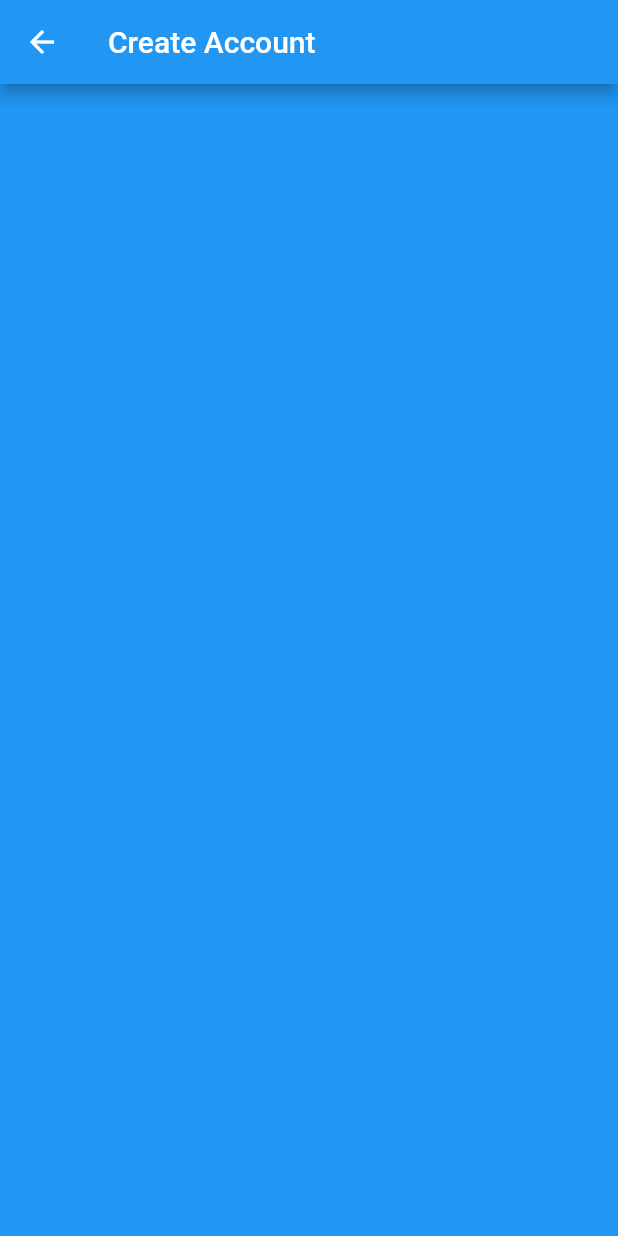
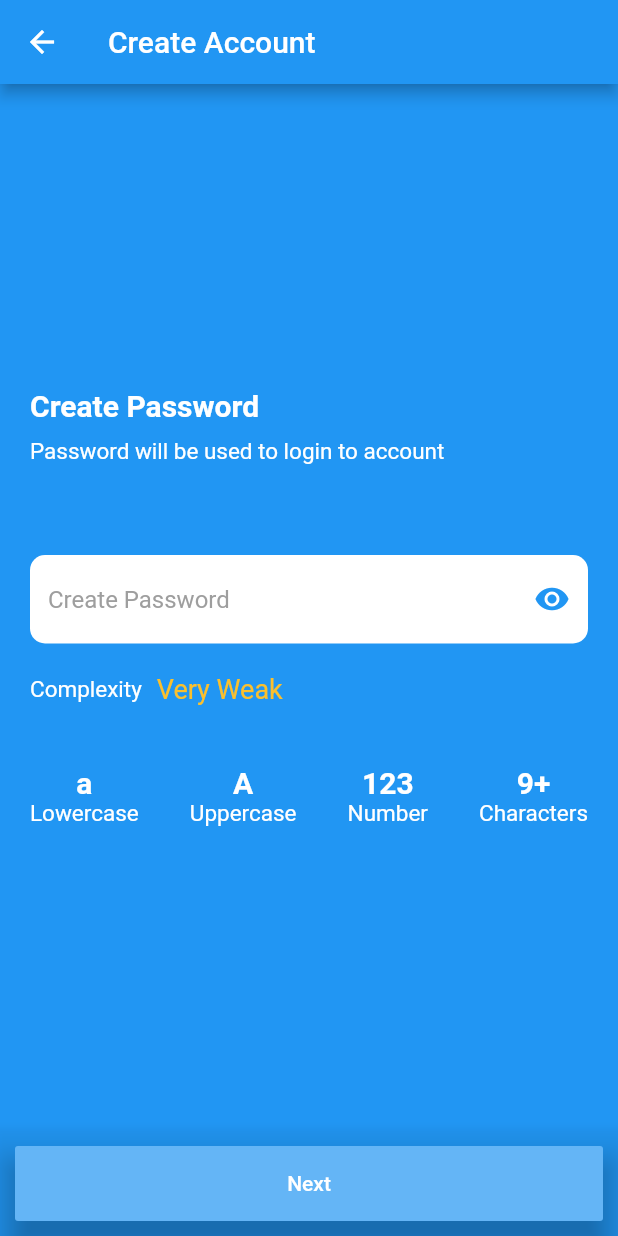
Before and after one commit to samm021/dkatalis-flutter-test, a Flutter app: the screen it shows after launch, after a tap on "Next", on a phone screen of 412 x 824 dp. Run offline on Flutter 3.47's test engine with Material 2 defaults, Android fonts, the phone set to English and light mode, and no system bars; Roboto replaces fonts that are missing (Spartan MB).

Commit message:
password screen functional

```diff
--- a/ginfinans/lib/main.dart
+++ b/ginfinans/lib/main.dart
@@ -7,7 +7,6 @@ class MyApp extends StatelessWidget {
   @override
   Widget build(BuildContext context) {
     return MaterialApp(
-      theme: ThemeData.light(),
       home: EmailScreen(),
     );
   }
--- a/ginfinans/lib/screens/email_screen.dart
+++ b/ginfinans/lib/screens/email_screen.dart
@@ -25,17 +25,19 @@ class _EmailScreenState extends State<EmailScreen> {
                   ),
                 );
               },
-              color: Colors.blue,
+              textColor: Colors.white,
+              color: Colors.blue[300],
               child: Text('Next')
           ),
         ),
       ),
       backgroundColor: Colors.grey[100],
-      body: SingleChildScrollView(
+      body: Center(
+        child: SingleChildScrollView(
           child: Column(
               children: [
                 Container(
-                  margin: EdgeInsets.only(top: 160.0, left: 20.0, right: 20.0),
+                    margin: EdgeInsets.only(left: 20.0, right: 20.0),
                     child: Column(
                       children: <Widget>[
                         Text('Welcome to Gin '
@@ -54,7 +56,11 @@ class _EmailScreenState extends State<EmailScreen> {
                         height: 10.0,
                         ),
                         Container(
-                        margin: EdgeInsets.all(20.0),
+                          decoration: BoxDecoration(
+                            color: Colors.white,
+                            borderRadius: BorderRadius.circular(10.0)
+                          ),
+                          padding: EdgeInsets.all(20.0),
                           child: TextField(
                             decoration: kEmailInputDecoration,
                           ),
@@ -65,6 +71,7 @@ class _EmailScreenState extends State<EmailScreen> {
               ]
           ),
         ),
+      ),
     );
   }
 }
--- a/ginfinans/lib/screens/password_screen.dart
+++ b/ginfinans/lib/screens/password_screen.dart
@@ -1,4 +1,6 @@
 import 'package:flutter/material.dart';
+import 'package:ginfinans/screens/personal_info_screen.dart';
+import 'package:ginfinans/utils/constants.dart';
 
 class PasswordScreen extends StatefulWidget {
   @override
@@ -13,8 +15,125 @@ class _PasswordScreenState extends State<PasswordScreen> {
       appBar: AppBar(
         title: Text('Create Account')
       ),
-      body: Container(
-
+        bottomNavigationBar: BottomAppBar(
+          color: Colors.transparent,
+          child: Container(
+            height: 70.0,
+            padding: EdgeInsets.all(10.0),
+            child: FlatButton(
+                onPressed: () {
+                  Navigator.push(
+                    context,
+                    MaterialPageRoute(
+                        builder: (context) => PersonalInfoScreen()
+                    ),
+                  );
+                },
+                color: Colors.blue[300],
+                textColor: Colors.white,
+                child: Text('Next')
+            ),
+          ),
+        ),
+      body: Center(
+        child: SingleChildScrollView(
+          child: Column(
+              children: [
+                Container(
+                  margin: EdgeInsets.only(left: 20.0, right: 20.0),
+                  child: Column(
+                    crossAxisAlignment: CrossAxisAlignment.start,
+                    children: <Widget>[
+                      Text('Create Password',
+                        style: kPasswordScreenHeaderStyle,
+                      ),
+                      SizedBox(
+                        height: 10.0,
+                      ),
+                      Text('Password will be used to login to account',
+                        style: kPasswordScreenBodyStyle,
+                      ),
+                      SizedBox(
+                        height: 60.0,
+                      ),
+                      Container(
+                        child: TextField(
+                          decoration: kPasswordInputDecoration,
+                          obscureText: true,
+                          enableSuggestions: false,
+                          autocorrect: false,
+                        ),
+                      ),
+                      SizedBox(
+                        height: 20.0,
+                      ),
+                      Row(
+                        children: [
+                          Text('Complexity',
+                          style: kPasswordScreenBodyStyle,
+                          ),
+                          SizedBox(
+                            width: 10.0,
+                          ),
+                          Text('Very Weak',
+                            style: kPasswordScreenComplexityStyle,
+                          )
+                        ],
+                      ),
+                      SizedBox(
+                        height: 40.0,
+                      ),
+                      Row(
+                        mainAxisAlignment: MainAxisAlignment.spaceBetween,
+                        children: [
+                          Column(
+                            children: [
+                              Text('a',
+                              style: kPasswordScreenHeaderStyle,
+                              ),
+                              Text('Lowercase',
+                              style: kPasswordScreenBodyStyle,
+                              )
+                            ],
+                          ),
+                          Column(
+                            children: [
+                              Text('A',
+                                style: kPasswordScreenHeaderStyle,
+                              ),
+                              Text('Uppercase',
+                                style: kPasswordScreenBodyStyle,
+                              )
+                            ],
+                          ),
+                          Column(
+                            children: [
+                              Text('123',
+                                style: kPasswordScreenHeaderStyle,
+                              ),
+                              Text('Number',
+                                style: kPasswordScreenBodyStyle,
+                              )
+                            ],
+                          ),
+                          Column(
+                            children: [
+                              Text('9+',
+                                style: kPasswordScreenHeaderStyle,
+                              ),
+                              Text('Characters',
+                                style: kPasswordScreenBodyStyle,
+                              )
+                            ],
+                          )
+                        ],
+                      )
+                    ],
+                  ),
+                ),
+              ]
+          ),
+        ),
       ),
     );
   }
--- a/ginfinans/lib/utils/constants.dart
+++ b/ginfinans/lib/utils/constants.dart
@@ -2,18 +2,37 @@ import 'package:flutter/material.dart';
 
 const kHeaderTextStyle = TextStyle(
   fontFamily: 'Spartan MB',
-  fontSize: 60.0,
+  fontSize: 40.0,
   fontWeight: FontWeight.bold
 );
 
 const kBodyTextStyle = TextStyle(
   fontFamily: 'Spartan MB',
-  fontSize: 20.0,
+  fontSize: 18.0,
 );
 
-const kEmailInputDecoration = InputDecoration(
+const kPasswordScreenHeaderStyle = TextStyle(
+  fontFamily: 'Spartan MB',
+  fontSize: 20.0,
+  fontWeight: FontWeight.bold,
+  color: Colors.white
+);
+
+const kPasswordScreenBodyStyle = TextStyle(
+  fontFamily: 'Spartan MB',
+  fontSize: 15.0,
+  color: Colors.white
+);
+
+final kPasswordScreenComplexityStyle = TextStyle(
+    fontFamily: 'Spartan MB',
+    fontSize: 18.0,
+    color: Colors.yellow[700]
+);
+
+final kEmailInputDecoration = InputDecoration(
   filled: true,
-  fillColor: Colors.white,
+  fillColor: Colors.grey[100],
   hintText: 'Email',
   prefixIcon: Icon(
       Icons.email_outlined,
@@ -29,3 +48,22 @@ const kEmailInputDecoration = InputDecoration(
       borderSide: BorderSide.none
   ),
 );
+
+const kPasswordInputDecoration = InputDecoration(
+  filled: true,
+  fillColor: Colors.white,
+  hintText: 'Create Password',
+  suffixIcon: Icon(
+    Icons.remove_red_eye,
+    color: Colors.blue,
+  ),
+  hintStyle: TextStyle(
+      color: Colors.grey
+  ),
+  border: OutlineInputBorder(
+      borderRadius: BorderRadius.all(
+        Radius.circular(10.0),
+      ),
+      borderSide: BorderSide.none
+  ),
+);
```
Lines whose indentation alone changed are shown as unchanged.
